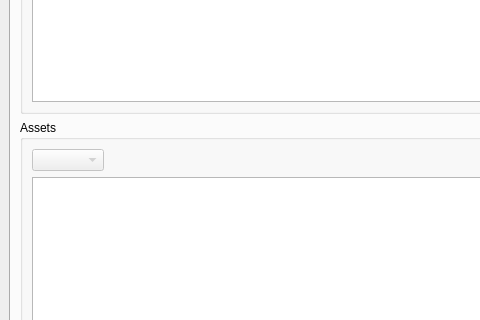
This is win32/trader/qapp/mainwindow.ui in danhojin/algo-trading-korea-equities as Qt 5 draws it before an edit; both pictures show x 0 to 480 and y 345 to 665 of the 900 by 863 pixel window. The edited form follows.
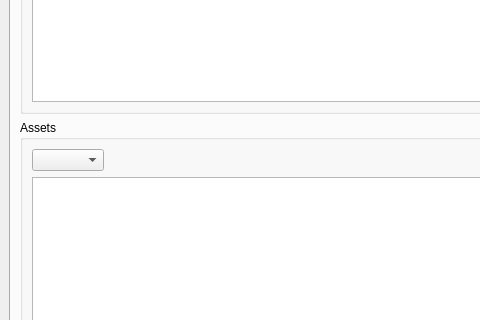
This is the edited form.

```diff
--- a/win32/trader/qapp/mainwindow.ui
+++ b/win32/trader/qapp/mainwindow.ui
@@ -131,7 +131,7 @@
              <item>
               <widget class="QComboBox" name="combo_asset_state">
                <property name="enabled">
-                <bool>false</bool>
+                <bool>true</bool>
                </property>
               </widget>
              </item>
```
